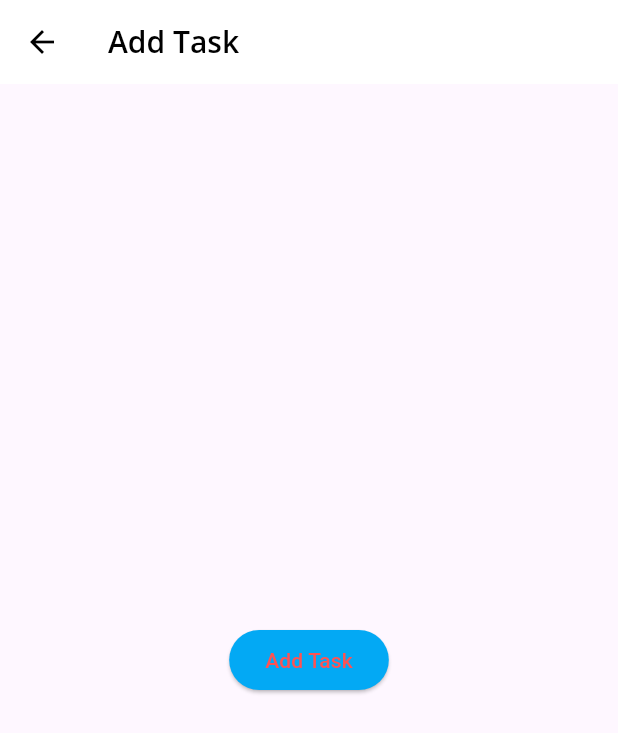
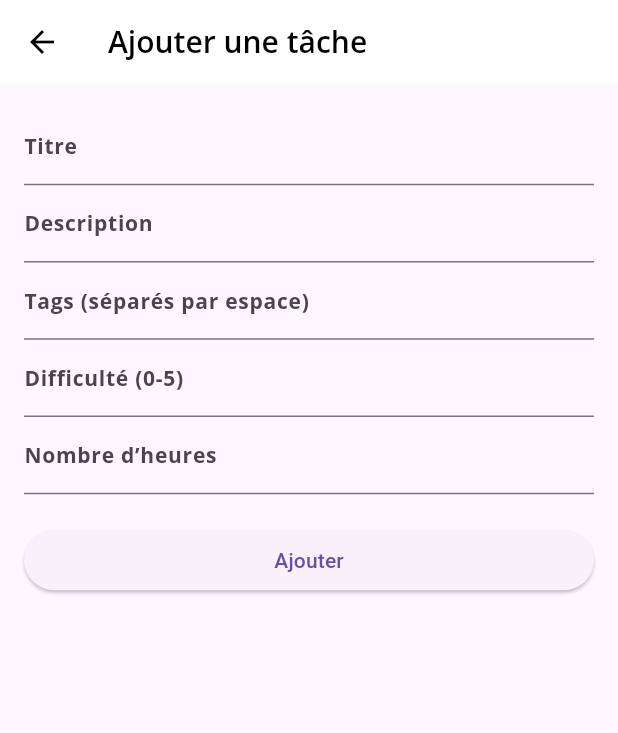
Before and after one commit to Sherine2303/Td3_Flutter, a Flutter app: the screen it shows after launch, scrolled down 576 dp, after a tap on the "add" icon, on a phone screen of 412 x 824 dp. Shown: the top 733 px of the screen. Run offline on Flutter 3.47's test engine with Material 3 defaults, Android fonts, the phone set to English and light mode, and no system bars; our stand-ins replace google_fonts, settings_ui, shared_preferences.

Commit message:
l’ajout de task

```diff
--- a/lib/UI/card1.dart
+++ b/lib/UI/card1.dart
@@ -1,6 +1,5 @@
 import 'package:flutter/material.dart';
 import '../models/task.dart';
-import '../models/addtask.dart';
 import 'detail.dart';
 
 class Ecran1 extends StatelessWidget {
--- a/lib/UI/setting_view_model.dart
+++ b/lib/UI/setting_view_model.dart
@@ -4,16 +4,18 @@ import 'settings_repository.dart';
 class SettingViewModel extends ChangeNotifier {
   late bool _isDark;
   late SettingRepository _settingRepository;
-
   bool get isDark => _isDark;
 
   SettingViewModel() {
     _isDark = false;
     _settingRepository = SettingRepository();
-    getSettings();
+    // Attendre que le widget tree soit construit avant de charger les settings
+    WidgetsBinding.instance.addPostFrameCallback((_) {
+      getSettings();
+    });
   }
 
-  // Switching the themes
+  //Switching the themes
   set isDark(bool value) {
     _isDark = value;
     _settingRepository.saveSettings(value);
--- a/lib/main.dart
+++ b/lib/main.dart
@@ -1,8 +1,11 @@
+import 'package:flutter/foundation.dart';
 import 'package:flutter/material.dart';
 import 'UI/mytheme.dart';
 import 'ViewModel/home.dart';
 import 'UI/setting_view_model.dart';
 import 'package:provider/provider.dart';
+import 'package:path/path.dart';
+import 'UI/mytheme.dart';
 
 void main() {
   runApp(MyTD2App());
--- a/lib/models/addtask.dart
+++ b/lib/models/addtask.dart
@@ -1,18 +1,83 @@
 import 'package:flutter/material.dart';
+import '../models/task.dart';
 
-class AddTask extends StatelessWidget {
+class AddTask extends StatefulWidget {
+  const AddTask({super.key});
+
+  @override
+  State<AddTask> createState() => _AddTaskState();
+}
+
+class _AddTaskState extends State<AddTask> {
+  final _formKey = GlobalKey<FormState>();
+
+  final _titleController = TextEditingController();
+  final _descController = TextEditingController();
+  final _tagsController = TextEditingController();
+  final _difficultyController = TextEditingController();
+  final _hoursController = TextEditingController();
+
+  void _submitTask() {
+    if (_formKey.currentState!.validate()) {
+      final newTask = Task(
+        id: Task.nb + 1, // incrémentation manuelle
+        title: _titleController.text,
+        description: _descController.text,
+        tags: _tagsController.text.split(" "), // tags séparés par espace
+        nbhours: int.tryParse(_hoursController.text) ?? 0,
+        difficulty: int.tryParse(_difficultyController.text) ?? 0,
+        color: Colors.lightBlue,
+      );
+
+      Navigator.pop(context, newTask); // renvoie la tâche au parent
+    }
+  }
+
   @override
   Widget build(BuildContext context) {
     return Scaffold(
-      appBar: AppBar(title: Text('Add Task')),
-      body: Center(
-        child: ElevatedButton(
-          style: ElevatedButton.styleFrom(
-            foregroundColor: Colors.redAccent,
-            backgroundColor: Colors.lightBlue,
+      appBar: AppBar(title: const Text('Ajouter une tâche')),
+      body: Padding(
+        padding: const EdgeInsets.all(16.0),
+        child: Form(
+          key: _formKey,
+          child: ListView(
+            children: [
+              TextFormField(
+                controller: _titleController,
+                decoration: const InputDecoration(labelText: 'Titre'),
+                validator: (value) =>
+                    value == null || value.isEmpty ? 'Entrez un titre' : null,
+              ),
+              TextFormField(
+                controller: _descController,
+                decoration: const InputDecoration(labelText: 'Description'),
+              ),
+              TextFormField(
+                controller: _tagsController,
+                decoration: const InputDecoration(
+                  labelText: 'Tags (séparés par espace)',
+                ),
+              ),
+              TextFormField(
+                controller: _difficultyController,
+                decoration: const InputDecoration(
+                  labelText: 'Difficulté (0-5)',
+                ),
+                keyboardType: TextInputType.number,
+              ),
+              TextFormField(
+                controller: _hoursController,
+                decoration: const InputDecoration(labelText: 'Nombre d’heures'),
+                keyboardType: TextInputType.number,
+              ),
+              const SizedBox(height: 20),
+              ElevatedButton(
+                onPressed: _submitTask,
+                child: const Text("Ajouter"),
+              ),
+            ],
           ),
-          onPressed: () {},
-          child: const Text("Add Task"),
         ),
       ),
     );
```
Also changed, not shown: lib/UI/taksviewmodel.dart (added).
